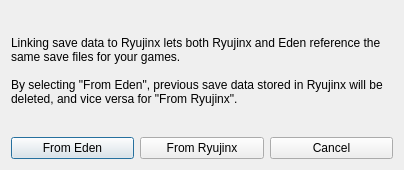
Old version of the form src/suyu/ryujinx_dialog.ui in the repository Valdrrak/suyu-v0.0.4.
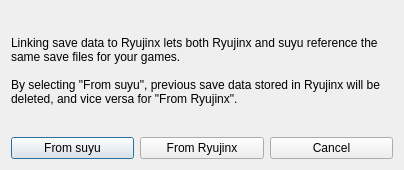
New version of the form.

Commit message:
rebrand: fix Eden strings in UI files, gpu_logging, ryujinx_dialog, host_room
Rename GetEdenCommand→GetSuyuCommand, fromEden→fromSuyu slot, fix UI
button names and visible text in deps_dialog, ryujinx_dialog, external
decryption tool, host_room multiplayer, and GPU logging header.

```diff
--- a/src/suyu/ryujinx_dialog.ui
+++ b/src/suyu/ryujinx_dialog.ui
@@ -23,9 +23,9 @@
       </sizepolicy>
      </property>
      <property name="text">
-      <string>Linking save data to Ryujinx lets both Ryujinx and Eden reference the same save files for your games.
+      <string>Linking save data to Ryujinx lets both Ryujinx and suyu reference the same save files for your games.
 
-By selecting &quot;From Eden&quot;, previous save data stored in Ryujinx will be deleted, and vice versa for &quot;From Ryujinx&quot;.</string>
+By selecting &quot;From suyu&quot;, previous save data stored in Ryujinx will be deleted, and vice versa for &quot;From Ryujinx&quot;.</string>
      </property>
      <property name="wordWrap">
       <bool>true</bool>
@@ -37,7 +37,7 @@
      <item>
       <widget class="QPushButton" name="eden">
        <property name="text">
-        <string>From Eden</string>
+        <string>From suyu</string>
        </property>
       </widget>
      </item>
```
Left out of the diff: 2 changed lines with no effect on the pictures. The commit also changes 9 other files.
